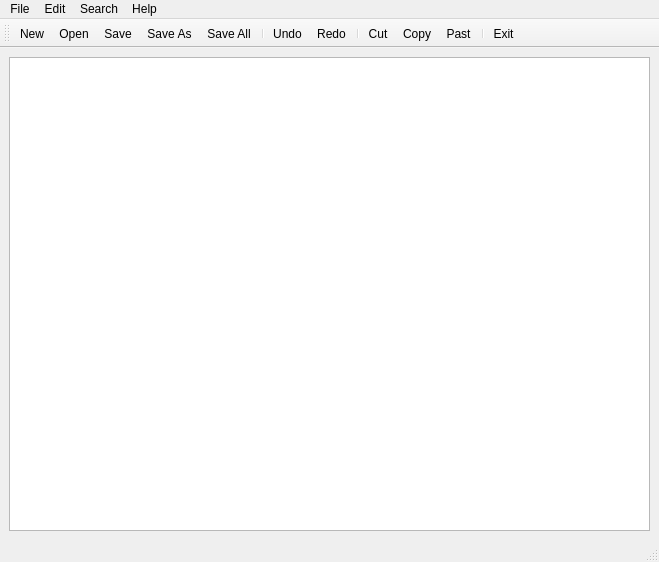
Qt form WorkSpace/DS_Project/mainwindow.ui (OrcaLinux/Data-Structure-and-Algorithms-Project) before a commit.
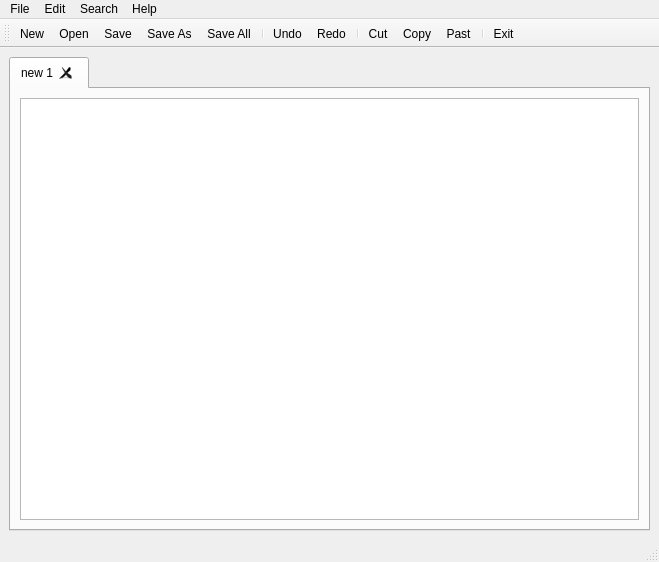
The same form after that commit. Icons and pictures are not drawn.

```diff
--- a/WorkSpace/DS_Project/mainwindow.ui
+++ b/WorkSpace/DS_Project/mainwindow.ui
@@ -16,7 +16,30 @@
   <widget class="QWidget" name="centralwidget">
    <layout class="QVBoxLayout" name="verticalLayout">
     <item>
-     <widget class="QTextEdit" name="textEdit"/>
+     <widget class="QTabWidget" name="tabWidget">
+      <property name="currentIndex">
+       <number>0</number>
+      </property>
+      <property name="documentMode">
+       <bool>false</bool>
+      </property>
+      <property name="tabsClosable">
+       <bool>true</bool>
+      </property>
+      <property name="movable">
+       <bool>true</bool>
+      </property>
+      <widget class="QWidget" name="tab">
+       <attribute name="title">
+        <string>new 1</string>
+       </attribute>
+       <layout class="QHBoxLayout" name="horizontalLayout">
+        <item>
+         <widget class="QTextEdit" name="textEdit"/>
+        </item>
+       </layout>
+      </widget>
+     </widget>
     </item>
    </layout>
   </widget>
```
Left out of the diff: 2 changed lines with no effect on the pictures.
